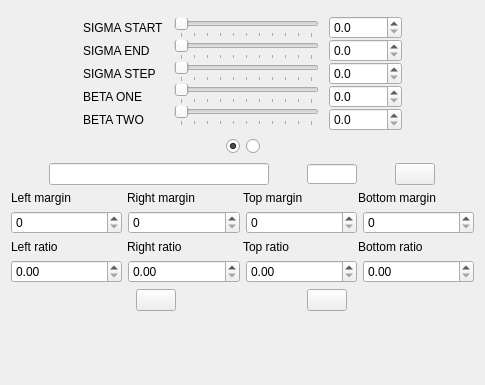
Qt form ui/frangi_detektor.ui (RaphCucul/Image-registration-GUI) before a commit.
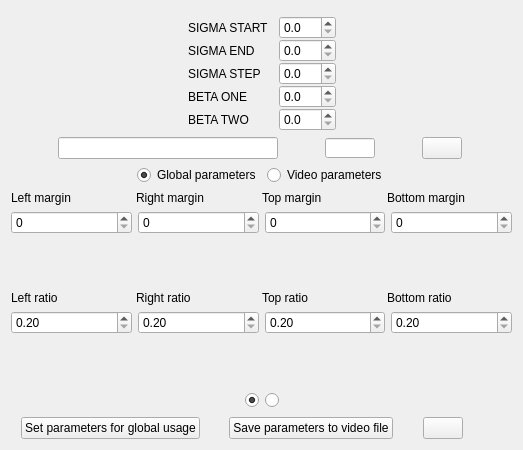
The same form after that commit. Icons and pictures are not drawn.

Commit message:
Frangi detector sliders deletion
Sliders deleted <- redundant.

Patch:
```diff
--- a/ui/frangi_detektor.ui
+++ b/ui/frangi_detektor.ui
@@ -6,8 +6,8 @@
    <rect>
     <x>0</x>
     <y>0</y>
-    <width>485</width>
-    <height>385</height>
+    <width>523</width>
+    <height>450</height>
    </rect>
   </property>
   <property name="sizePolicy">
@@ -21,7 +21,7 @@
   </property>
   <layout class="QVBoxLayout" name="verticalLayout">
    <item>
-    <layout class="QGridLayout" name="kompletniNastaveni" columnstretch="1,1,2,1,1">
+    <layout class="QGridLayout" name="kompletniNastaveni" columnstretch="5,1,1,5">
      <property name="topMargin">
       <number>5</number>
      </property>
@@ -31,20 +31,7 @@
      <property name="verticalSpacing">
       <number>0</number>
      </property>
-     <item row="0" column="0">
-      <spacer name="horizontalSpacer_5">
-       <property name="orientation">
-        <enum>Qt::Horizontal</enum>
-       </property>
-       <property name="sizeHint" stdset="0">
-        <size>
-         <width>40</width>
-         <height>20</height>
-        </size>
-       </property>
-      </spacer>
-     </item>
-     <item row="0" column="4">
+     <item row="0" column="3">
       <spacer name="horizontalSpacer_8">
        <property name="orientation">
         <enum>Qt::Horizontal</enum>
@@ -58,123 +45,6 @@
       </spacer>
      </item>
      <item row="0" column="2">
-      <layout class="QVBoxLayout" name="VBL_sliders">
-       <item>
-        <widget class="QSlider" name="sigma_start">
-         <property name="maximum">
-          <number>200</number>
-         </property>
-         <property name="singleStep">
-          <number>10</number>
-         </property>
-         <property name="pageStep">
-          <number>10</number>
-         </property>
-         <property name="value">
-          <number>0</number>
-         </property>
-         <property name="sliderPosition">
-          <number>0</number>
-         </property>
-         <property name="tracking">
-          <bool>true</bool>
-         </property>
-         <property name="orientation">
-          <enum>Qt::Horizontal</enum>
-         </property>
-         <property name="invertedAppearance">
-          <bool>false</bool>
-         </property>
-         <property name="invertedControls">
-          <bool>false</bool>
-         </property>
-         <property name="tickPosition">
-          <enum>QSlider::TicksBelow</enum>
-         </property>
-         <property name="tickInterval">
-          <number>20</number>
-         </property>
-        </widget>
-       </item>
-       <item>
-        <widget class="QSlider" name="sigma_end">
-         <property name="maximum">
-          <number>200</number>
-         </property>
-         <property name="singleStep">
-          <number>10</number>
-         </property>
-         <property name="orientation">
-          <enum>Qt::Horizontal</enum>
-         </property>
-         <property name="tickPosition">
-          <enum>QSlider::TicksBelow</enum>
-         </property>
-         <property name="tickInterval">
-          <number>20</number>
-         </property>
-        </widget>
-       </item>
-       <item>
-        <widget class="QSlider" name="sigma_step">
-         <property name="maximum">
-          <number>200</number>
-         </property>
-         <property name="singleStep">
-          <number>10</number>
-         </property>
-         <property name="orientation">
-          <enum>Qt::Horizontal</enum>
-         </property>
-         <property name="tickPosition">
-          <enum>QSlider::TicksBelow</enum>
-         </property>
-         <property name="tickInterval">
-          <number>20</number>
-         </property>
-        </widget>
-       </item>
-       <item>
-        <widget class="QSlider" name="beta_one">
-         <property name="maximum">
-          <number>200</number>
-         </property>
-         <property name="singleStep">
-          <number>10</number>
-         </property>
-         <property name="orientation">
-          <enum>Qt::Horizontal</enum>
-         </property>
-         <property name="tickPosition">
-          <enum>QSlider::TicksBelow</enum>
-         </property>
-         <property name="tickInterval">
-          <number>20</number>
-         </property>
-        </widget>
-       </item>
-       <item>
-        <widget class="QSlider" name="beta_two">
-         <property name="maximum">
-          <number>200</number>
-         </property>
-         <property name="singleStep">
-          <number>10</number>
-         </property>
-         <property name="orientation">
-          <enum>Qt::Horizontal</enum>
-         </property>
-         <property name="tickPosition">
-          <enum>QSlider::TicksBelow</enum>
-         </property>
-         <property name="tickInterval">
-          <number>20</number>
-         </property>
-        </widget>
-       </item>
-      </layout>
-     </item>
-     <item row="0" column="3">
       <layout class="QVBoxLayout" name="VBL_lineEdits">
        <item>
         <widget class="QDoubleSpinBox" name="sigma_start_DSB">
@@ -213,6 +83,19 @@
        </item>
       </layout>
      </item>
+     <item row="0" column="0">
+      <spacer name="horizontalSpacer_5">
+       <property name="orientation">
+        <enum>Qt::Horizontal</enum>
+       </property>
+       <property name="sizeHint" stdset="0">
+        <size>
+         <width>40</width>
+         <height>20</height>
+        </size>
+       </property>
+      </spacer>
+     </item>
      <item row="0" column="1">
       <layout class="QVBoxLayout" name="VBL_labels">
        <item>
@@ -254,53 +137,6 @@
      </item>
     </layout>
    </item>
-   <item>
-    <layout class="QHBoxLayout" name="HL_typZpracovani">
-     <item>
-      <spacer name="horizontalSpacer">
-       <property name="orientation">
-        <enum>Qt::Horizontal</enum>
-       </property>
-       <property name="sizeHint" stdset="0">
-        <size>
-         <width>40</width>
-         <height>20</height>
-        </size>
-       </property>
-      </spacer>
-     </item>
-     <item>
-      <widget class="QRadioButton" name="RB_standard">
-       <property name="text">
-        <string/>
-       </property>
-       <property name="checked">
-        <bool>true</bool>
-       </property>
-      </widget>
-     </item>
-     <item>
-      <widget class="QRadioButton" name="RB_reverz">
-       <property name="text">
-        <string/>
-       </property>
-      </widget>
-     </item>
-     <item>
-      <spacer name="horizontalSpacer_2">
-       <property name="orientation">
-        <enum>Qt::Horizontal</enum>
-       </property>
-       <property name="sizeHint" stdset="0">
-        <size>
-         <width>40</width>
-         <height>20</height>
-        </size>
-       </property>
-      </spacer>
-     </item>
-    </layout>
-   </item>
    <item>
     <layout class="QHBoxLayout" name="HL_vyberVideaSnimku" stretch="1,1,1">
      <property name="spacing">
@@ -379,43 +215,64 @@
      </item>
     </layout>
    </item>
+   <item>
+    <layout class="QHBoxLayout" name="horizontalLayout">
+     <item>
+      <spacer name="horizontalSpacer_11">
+       <property name="orientation">
+        <enum>Qt::Horizontal</enum>
+       </property>
+       <property name="sizeHint" stdset="0">
+        <size>
+         <width>40</width>
+         <height>20</height>
+        </size>
+       </property>
+      </spacer>
+     </item>
+     <item>
+      <widget class="QRadioButton" name="globalParams">
+       <property name="text">
+        <string>Global parameters</string>
+       </property>
+       <property name="checked">
+        <bool>true</bool>
+       </property>
+       <attribute name="buttonGroup">
+        <string notr="true">parametersSource</string>
+       </attribute>
+      </widget>
+     </item>
+     <item>
+      <widget class="QRadioButton" name="videoParams">
+       <property name="text">
+        <string>Video parameters</string>
+       </property>
+       <attribute name="buttonGroup">
+        <string notr="true">parametersSource</string>
+       </attribute>
+      </widget>
+     </item>
+     <item>
+      <spacer name="horizontalSpacer_12">
+       <property name="orientation">
+        <enum>Qt::Horizontal</enum>
+       </property>
+       <property name="sizeHint" stdset="0">
+        <size>
+         <width>40</width>
+         <height>20</height>
+        </size>
+       </property>
+      </spacer>
+     </item>
+    </layout>
+   </item>
    <item>
     <layout class="QGridLayout" name="gridLayout">
-     <item row="0" column="0">
-      <layout class="QHBoxLayout" name="horizontalLayout_4">
-       <property name="spacing">
-        <number>0</number>
-       </property>
-       <item>
-        <widget class="QLabel" name="label">
-         <property name="text">
-          <string>Left margin</string>
-         </property>
-        </widget>
-       </item>
-       <item>
-        <widget class="QLabel" name="label_2">
-         <property name="text">
-          <string>Right margin</string>
-         </property>
-        </widget>
-       </item>
-       <item>
-        <widget class="QLabel" name="label_3">
-         <property name="text">
-          <string>Top margin</string>
-         </property>
-        </widget>
-       </item>
-       <item>
-        <widget class="QLabel" name="label_4">
-         <property name="text">
-          <string>Bottom margin</string>
-         </property>
-        </widget>
-       </item>
-      </layout>
-     </item>
+     <property name="sizeConstraint">
+      <enum>QLayout::SetFixedSize</enum>
+     </property>
      <item row="1" column="0">
       <layout class="QHBoxLayout" name="horizontalLayout_2">
        <item>
@@ -454,10 +311,61 @@
        </item>
       </layout>
      </item>
+     <item row="0" column="0">
+      <layout class="QHBoxLayout" name="horizontalLayout_4">
+       <property name="spacing">
+        <number>0</number>
+       </property>
+       <item>
+        <widget class="QLabel" name="label">
+         <property name="text">
+          <string>Left margin</string>
+         </property>
+        </widget>
+       </item>
+       <item>
+        <widget class="QLabel" name="label_2">
+         <property name="text">
+          <string>Right margin</string>
+         </property>
+        </widget>
+       </item>
+       <item>
+        <widget class="QLabel" name="label_3">
+         <property name="text">
+          <string>Top margin</string>
+         </property>
+        </widget>
+       </item>
+       <item>
+        <widget class="QLabel" name="label_4">
+         <property name="text">
+          <string>Bottom margin</string>
+         </property>
+        </widget>
+       </item>
+      </layout>
+     </item>
+     <item row="2" column="0">
+      <spacer name="verticalSpacer">
+       <property name="orientation">
+        <enum>Qt::Vertical</enum>
+       </property>
+       <property name="sizeHint" stdset="0">
+        <size>
+         <width>20</width>
+         <height>40</height>
+        </size>
+       </property>
+      </spacer>
+     </item>
     </layout>
    </item>
    <item>
     <layout class="QGridLayout" name="gridLayout_2">
+     <property name="sizeConstraint">
+      <enum>QLayout::SetFixedSize</enum>
+     </property>
      <item row="0" column="0">
       <layout class="QHBoxLayout" name="horizontalLayout_5">
        <property name="spacing">
@@ -497,6 +405,12 @@
       <layout class="QHBoxLayout" name="horizontalLayout_3">
        <item>
         <widget class="QDoubleSpinBox" name="leftRatio">
+         <property name="decimals">
+          <number>2</number>
+         </property>
+         <property name="minimum">
+          <double>0.200000000000000</double>
+         </property>
          <property name="maximum">
           <double>1.000000000000000</double>
          </property>
@@ -507,6 +421,12 @@
        </item>
        <item>
         <widget class="QDoubleSpinBox" name="rightRatio">
+         <property name="decimals">
+          <number>2</number>
+         </property>
+         <property name="minimum">
+          <double>0.200000000000000</double>
+         </property>
          <property name="maximum">
           <double>1.000000000000000</double>
          </property>
@@ -517,6 +437,12 @@
        </item>
        <item>
         <widget class="QDoubleSpinBox" name="topRatio">
+         <property name="decimals">
+          <number>2</number>
+         </property>
+         <property name="minimum">
+          <double>0.200000000000000</double>
+         </property>
          <property name="maximum">
           <double>1.000000000000000</double>
          </property>
@@ -527,6 +453,12 @@
        </item>
        <item>
         <widget class="QDoubleSpinBox" name="bottomRatio">
+         <property name="decimals">
+          <number>2</number>
+         </property>
+         <property name="minimum">
+          <double>0.200000000000000</double>
+         </property>
          <property name="maximum">
           <double>1.000000000000000</double>
          </property>
@@ -537,32 +469,83 @@
        </item>
       </layout>
      </item>
+     <item row="2" column="0">
+      <spacer name="verticalSpacer_2">
+       <property name="orientation">
+        <enum>Qt::Vertical</enum>
+       </property>
+       <property name="sizeHint" stdset="0">
+        <size>
+         <width>20</width>
+         <height>40</height>
+        </size>
+       </property>
+      </spacer>
+     </item>
     </layout>
    </item>
    <item>
-    <layout class="QGridLayout" name="gridLayout_3">
-     <item row="0" column="0">
-      <widget class="QPushButton" name="saveParameters">
-       <property name="sizePolicy">
-        <sizepolicy hsizetype="Fixed" vsizetype="Fixed">
-         <horstretch>0</horstretch>
-         <verstretch>0</verstretch>
-        </sizepolicy>
+    <layout class="QHBoxLayout" name="HL_typZpracovani">
+     <item>
+      <spacer name="horizontalSpacer">
+       <property name="orientation">
+        <enum>Qt::Horizontal</enum>
        </property>
-       <property name="styleSheet">
-        <string notr="true">QPushButton:pressed {
-    border-style: inset;
-    border-color: blue;
-    border-width: 1px;
-    color: white;
-}</string>
+       <property name="sizeHint" stdset="0">
+        <size>
+         <width>40</width>
+         <height>20</height>
+        </size>
        </property>
+      </spacer>
+     </item>
+     <item>
+      <widget class="QRadioButton" name="RB_standard">
        <property name="text">
         <string/>
        </property>
+       <property name="checked">
+        <bool>true</bool>
+       </property>
+       <attribute name="buttonGroup">
+        <string notr="true">frangiMode</string>
+       </attribute>
       </widget>
      </item>
-     <item row="0" column="1">
+     <item>
+      <widget class="QRadioButton" name="RB_reverz">
+       <property name="text">
+        <string/>
+       </property>
+       <attribute name="buttonGroup">
+        <string notr="true">frangiMode</string>
+       </attribute>
+      </widget>
+     </item>
+     <item>
+      <spacer name="horizontalSpacer_2">
+       <property name="orientation">
+        <enum>Qt::Horizontal</enum>
+       </property>
+       <property name="sizeHint" stdset="0">
+        <size>
+         <width>40</width>
+         <height>20</height>
+        </size>
+       </property>
+      </spacer>
+     </item>
+    </layout>
+   </item>
+   <item>
+    <layout class="QGridLayout" name="gridLayout_3" columnstretch="1,1,1,1,1,1,1,1,5">
+     <property name="horizontalSpacing">
+      <number>10</number>
+     </property>
+     <property name="verticalSpacing">
+      <number>0</number>
+     </property>
+     <item row="0" column="7">
       <widget class="QPushButton" name="Frangi_filtr">
        <property name="sizePolicy">
         <sizepolicy hsizetype="Fixed" vsizetype="Fixed">
@@ -593,15 +576,108 @@
        </property>
       </widget>
      </item>
-     <item row="1" column="1">
-      <spacer name="verticalSpacer">
+     <item row="0" column="6">
+      <spacer name="horizontalSpacer_9">
        <property name="orientation">
-        <enum>Qt::Vertical</enum>
+        <enum>Qt::Horizontal</enum>
        </property>
        <property name="sizeHint" stdset="0">
         <size>
-         <width>20</width>
-         <height>40</height>
+         <width>40</width>
+         <height>20</height>
+        </size>
+       </property>
+      </spacer>
+     </item>
+     <item row="0" column="1">
+      <widget class="QPushButton" name="saveParamGlob">
+       <property name="sizePolicy">
+        <sizepolicy hsizetype="Fixed" vsizetype="Fixed">
+         <horstretch>0</horstretch>
+         <verstretch>0</verstretch>
+        </sizepolicy>
+       </property>
+       <property name="styleSheet">
+        <string notr="true">QPushButton:pressed {
+    border-style: inset;
+    border-color: blue;
+    border-width: 1px;
+    color: white;
+}</string>
+       </property>
+       <property name="text">
+        <string>Set parameters for global usage</string>
+       </property>
+      </widget>
+     </item>
+     <item row="0" column="0">
+      <spacer name="horizontalSpacer_3">
+       <property name="orientation">
+        <enum>Qt::Horizontal</enum>
+       </property>
+       <property name="sizeHint" stdset="0">
+        <size>
+         <width>40</width>
+         <height>20</height>
+        </size>
+       </property>
+      </spacer>
+     </item>
+     <item row="0" column="3">
+      <spacer name="horizontalSpacer_6">
+       <property name="orientation">
+        <enum>Qt::Horizontal</enum>
+       </property>
+       <property name="sizeHint" stdset="0">
+        <size>
+         <width>40</width>
+         <height>20</height>
+        </size>
+       </property>
+      </spacer>
+     </item>
+     <item row="0" column="5">
+      <spacer name="horizontalSpacer_7">
+       <property name="orientation">
+        <enum>Qt::Horizontal</enum>
+       </property>
+       <property name="sizeHint" stdset="0">
+        <size>
+         <width>40</width>
+         <height>20</height>
+        </size>
+       </property>
+      </spacer>
+     </item>
+     <item row="0" column="2">
+      <spacer name="horizontalSpacer_4">
+       <property name="orientation">
+        <enum>Qt::Horizontal</enum>
+       </property>
+       <property name="sizeHint" stdset="0">
+        <size>
+         <width>40</width>
+         <height>20</height>
+        </size>
+       </property>
+      </spacer>
+     </item>
+     <item row="0" column="4">
+      <widget class="QPushButton" name="saveParamLocal">
+       <property name="text">
+        <string>Save parameters to video file</string>
+       </property>
+      </widget>
+     </item>
+     <item row="0" column="8">
+      <spacer name="horizontalSpacer_10">
+       <property name="orientation">
+        <enum>Qt::Horizontal</enum>
+       </property>
+       <property name="sizeHint" stdset="0">
+        <size>
+         <width>40</width>
+         <height>20</height>
         </size>
        </property>
       </spacer>
```
Left out of the diff: 4 changed lines with no effect on the pictures. The commit also changes 2 other files.
